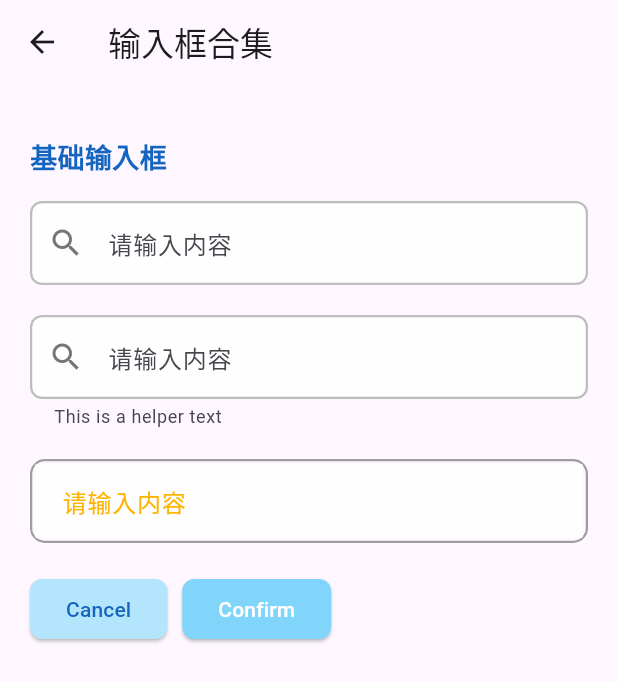
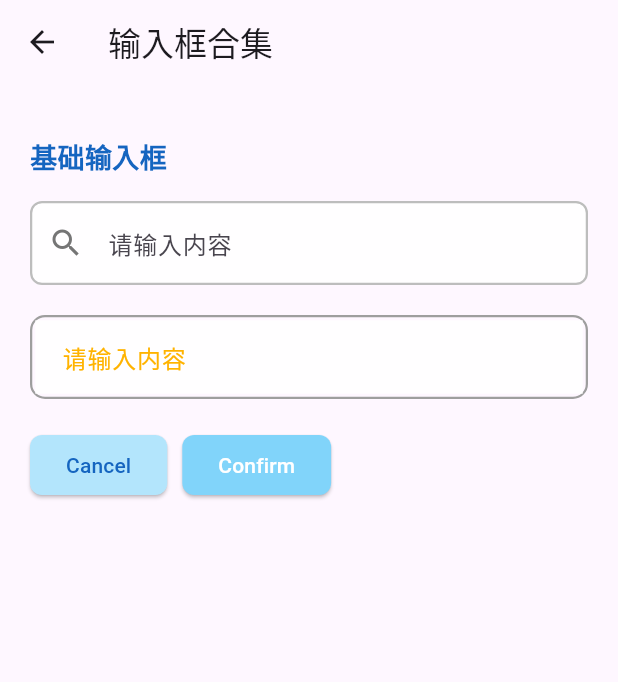
Before and after one commit to 0x0BB9/will_widget_playground, a Flutter app: the TextFieldPages screen opened directly, on a phone screen of 412 x 824 dp. Shown: the top 682 px of the screen. Run offline on Flutter 3.47's test engine with Material 3 defaults, Android fonts, the phone set to English and light mode, and no system bars.

Commit message:
text_field_pages.dart updated

```diff
--- a/lib/case/text_field_pages.dart
+++ b/lib/case/text_field_pages.dart
@@ -27,8 +27,6 @@ class _TextFieldPagesState extends State<TextFieldPages> {
         children: [
           _buildExampleSection("基础输入框"),
           _buildTextFieldWithBorder(),
-          SizedBox(height: 20),
-          _buildTextField(),
           SizedBox(height: 20),
           _buildTextFieldWithCustomBorder(),
           SizedBox(height: 20),
@@ -123,31 +121,6 @@ class _TextFieldPagesState extends State<TextFieldPages> {
     );
   }
 
-  Widget _buildTextField() {
-    return TextField(
-      decoration: InputDecoration(
-        filled: true,
-        fillColor: Colors.white.withValues(alpha: 0.9),
-        labelText: "请输入内容",
-        floatingLabelBehavior: FloatingLabelBehavior.auto, // 默认自动浮动
-        hintText: 'Enter your info',
-        hintStyle: TextStyle(color: Colors.grey[600]),
-        helperText: 'This is a helper text',
-        // errorText: _textController.text.isEmpty ? 'This field is required' : null,
-        enabledBorder: _textFieldBorder(),
-        focusedBorder: _textFieldBorder(color: Colors.lightBlue[200]!),
-        prefixIcon: Icon(Icons.search, color: Colors.grey[600]),
-        suffixIcon: _textController.text.isEmpty
-            ? null
-            : IconButton(
-          icon: Icon(Icons.clear, color: Colors.grey[600]),
-          onPressed: () => _textController.clear(),
-        ),
-      ),
-      onChanged: (value) => setState(() {}),
-    );
-  }
-
   Widget _buildActionButtons() {
     return Row(
       children: [
```
